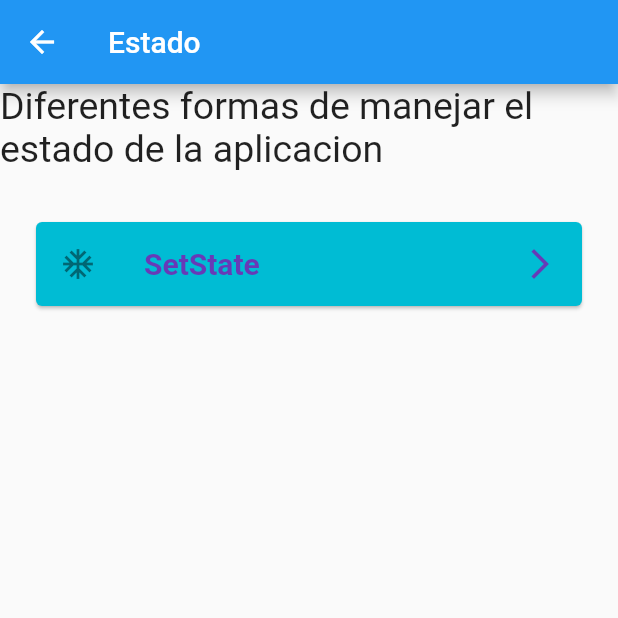
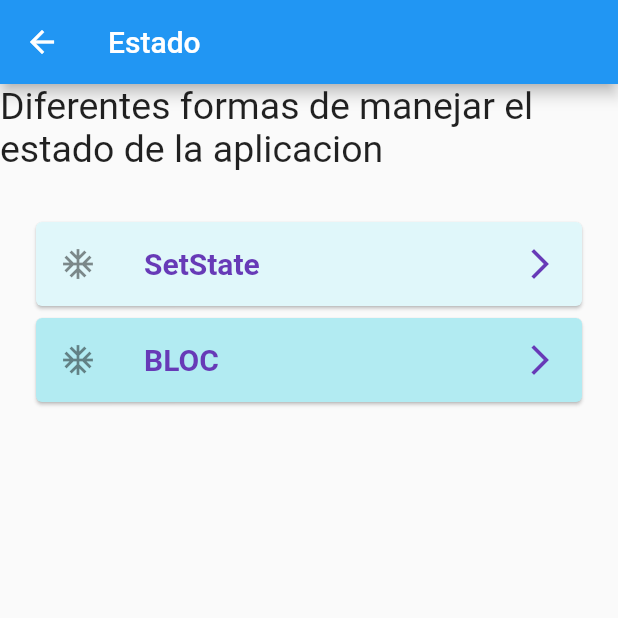
Before and after one commit to PACOdergod/manejoDelEstado, a Flutter app: the HomePage screen opened by its route, on a phone screen of 412 x 824 dp, the top half of it. Run offline on Flutter 3.47's test engine with Material 2 defaults, Android fonts, the phone set to English and light mode, and no system bars.

Commit message:
Primer intento con el Bloc

```diff
--- a/lib/main.dart
+++ b/lib/main.dart
@@ -1,5 +1,7 @@
 import 'package:flutter/material.dart';
+import 'package:manejo_estado_app/src/pages/bloc_page.dart';
 import 'package:manejo_estado_app/src/pages/home_page.dart';
+import 'package:manejo_estado_app/src/pages/provider_page.dart';
 import 'package:manejo_estado_app/src/pages/set_state.dart';
 
 void main() => runApp(MyApp());
@@ -9,10 +11,12 @@ class MyApp extends StatelessWidget {
   Widget build(BuildContext context) {
     return MaterialApp(
       title: 'Material App',
-      initialRoute: '/home',
+      initialRoute: '/bloc',
       routes: {
+        '/home': (BuildContext context) => HomePage(),
         '/setState': (BuildContext context) => SetState(),
-        '/home': (BuildContext context) => HomePage()
+        '/bloc': (BuildContext context) => BlocPage(),
+        '/provider': (BuildContext context) => Provider(),
       },
     );
   }
--- a/lib/src/pages/home_page.dart
+++ b/lib/src/pages/home_page.dart
@@ -16,7 +16,8 @@ class HomePage extends StatelessWidget {
           SizedBox(
             height: 30.0,
           ),
-          _boton1(context)
+          _boton1(context),
+          _boton2(context),
         ],
       ),
     );
@@ -26,7 +27,7 @@ class HomePage extends StatelessWidget {
     return Padding(
       padding: EdgeInsets.symmetric(vertical: 0.0, horizontal: 20.0),
       child: Card(
-        color: Colors.cyan,
+        color: Colors.cyan[50],
         child: ListTile(
           onTap: () => Navigator.pushNamed(context, '/setState'),
           leading: Container(
@@ -48,4 +49,32 @@ class HomePage extends StatelessWidget {
       ),
     );
   }
+
+  Widget _boton2(BuildContext context) {
+    return Padding(
+      padding: EdgeInsets.symmetric(vertical: 0.0, horizontal: 20.0),
+      child: Card(
+        color: Colors.cyan[100],
+        child: ListTile(
+          onTap: () => Navigator.pushNamed(context, '/bloc'),
+          leading: Container(
+            child: Icon(Icons.ac_unit),
+          ),
+          title: Text(
+            'BLOC',
+            style: TextStyle(
+              color: Colors.deepPurple,
+              fontWeight: FontWeight.bold,
+              fontSize: 20.0,
+            ),
+          ),
+          // subtitle: Text(''),
+          trailing: Icon(
+            Icons.arrow_forward_ios,
+            color: Colors.deepPurple,
+          ),
+        ),
+      ),
+    );
+  }
 }
```
Also changed, not shown: lib/src/bloc/bloc_1.dart (added, +11 -0 lines), lib/src/pages/bloc_page.dart (added, +25 -0 lines), lib/src/pages/provider_page.dart (added, +10 -0 lines), 1 other file.
